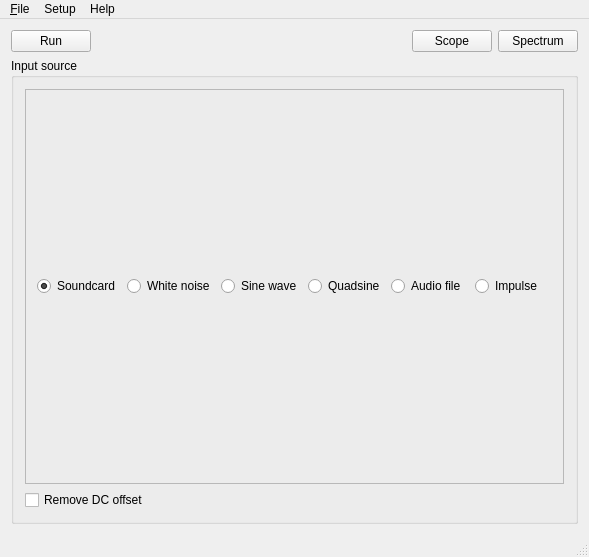
Qt form mainwindow.ui (trcwm/BasicDSP) before a commit.
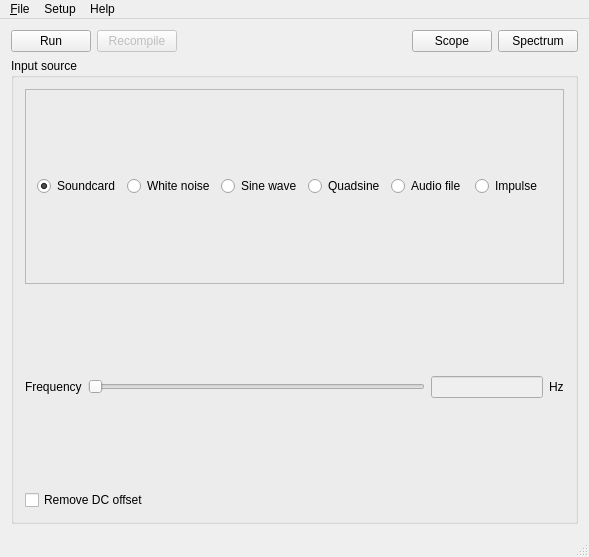
The same form after that commit.

Diff of the .ui file:
```diff
--- a/mainwindow.ui
+++ b/mainwindow.ui
@@ -27,6 +27,16 @@
         </property>
        </widget>
       </item>
+      <item>
+       <widget class="QPushButton" name="recompileButton">
+        <property name="enabled">
+         <bool>false</bool>
+        </property>
+        <property name="text">
+         <string>Recompile</string>
+        </property>
+       </widget>
+      </item>
       <item>
        <spacer name="horizontalSpacer">
         <property name="orientation">
@@ -122,6 +132,56 @@
          </layout>
         </widget>
        </item>
+       <item>
+        <layout class="QHBoxLayout" name="horizontalLayout">
+         <item>
+          <widget class="QLabel" name="label">
+           <property name="text">
+            <string>Frequency</string>
+           </property>
+          </widget>
+         </item>
+         <item>
+          <widget class="QSlider" name="freqSlider">
+           <property name="enabled">
+            <bool>false</bool>
+           </property>
+           <property name="sizePolicy">
+            <sizepolicy hsizetype="Expanding" vsizetype="Fixed">
+             <horstretch>3</horstretch>
+             <verstretch>0</verstretch>
+            </sizepolicy>
+           </property>
+           <property name="maximum">
+            <number>100</number>
+           </property>
+           <property name="orientation">
+            <enum>Qt::Horizontal</enum>
+           </property>
+          </widget>
+         </item>
+         <item>
+          <widget class="QLineEdit" name="freqLineEdit">
+           <property name="enabled">
+            <bool>false</bool>
+           </property>
+           <property name="sizePolicy">
+            <sizepolicy hsizetype="Expanding" vsizetype="Fixed">
+             <horstretch>1</horstretch>
+             <verstretch>0</verstretch>
+            </sizepolicy>
+           </property>
+          </widget>
+         </item>
+         <item>
+          <widget class="QLabel" name="label_2">
+           <property name="text">
+            <string>Hz</string>
+           </property>
+          </widget>
+         </item>
+        </layout>
+       </item>
        <item>
         <widget class="QCheckBox" name="cbRemoveDC">
          <property name="text">
```
